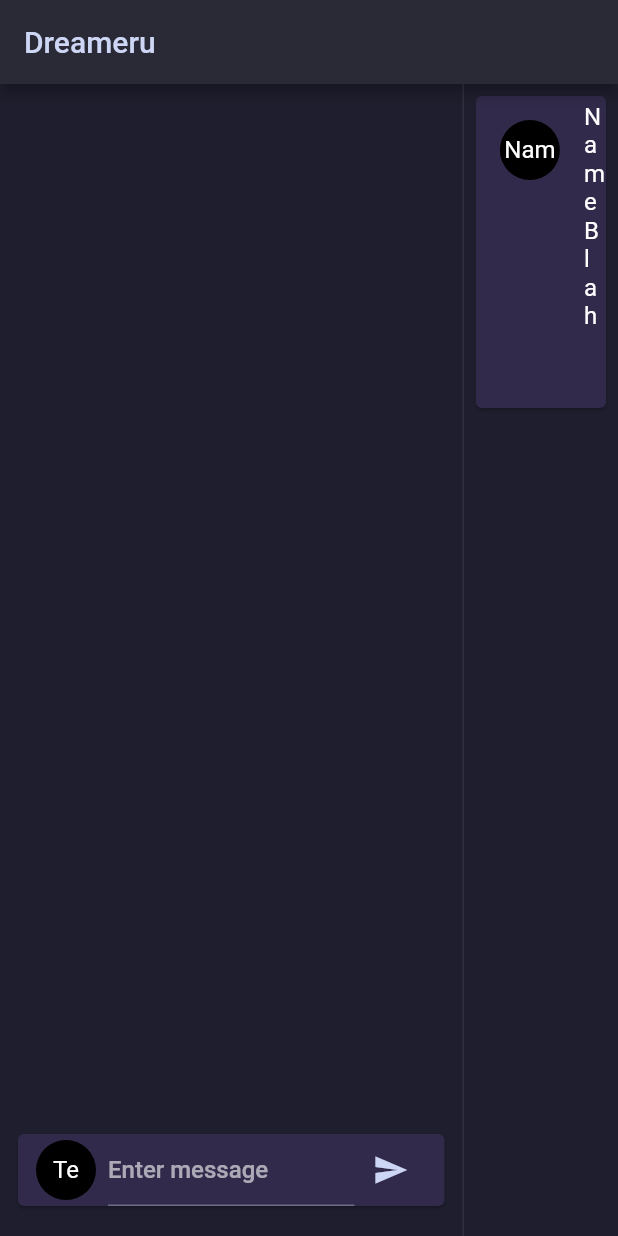
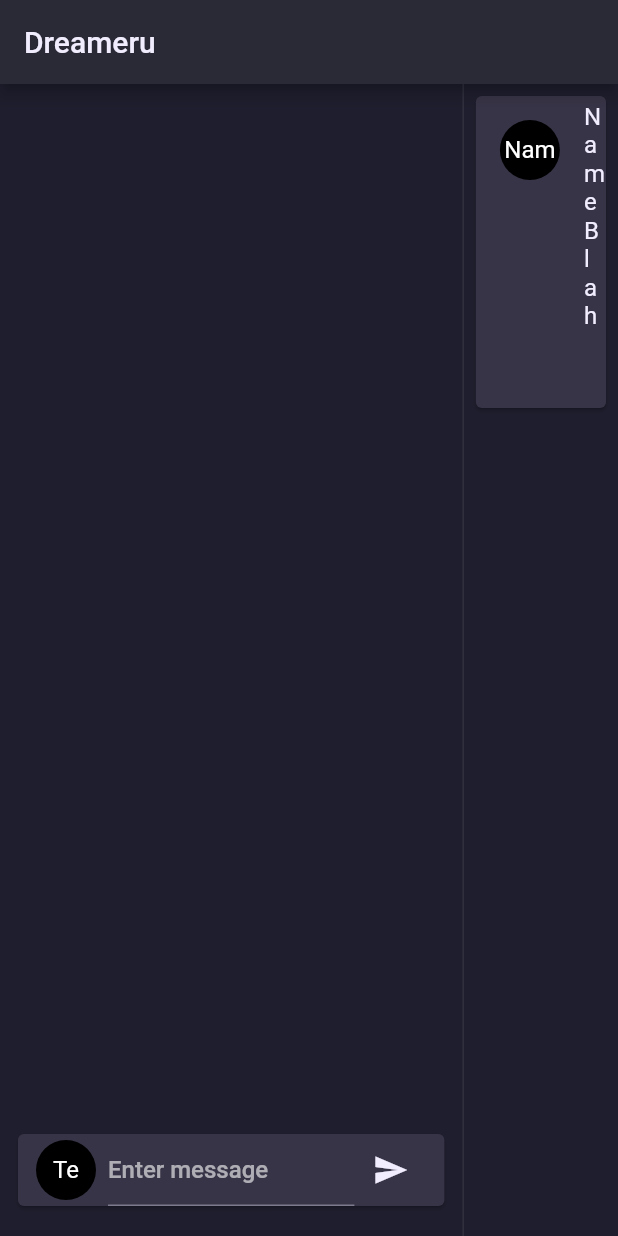
Before and after one commit to BenignPhantasm/dreameru_flutter, a Flutter app: the screen it shows after launch, on a phone screen of 412 x 824 dp. Run offline on Flutter 3.47's test engine with Material 2 defaults, Android fonts, the light colour scheme and no system bars; our stand-ins replace flutter_riverpod.

Commit message:
Colour fixing and getting riverpod to work oh my

```diff
--- a/lib/character_list.dart
+++ b/lib/character_list.dart
@@ -1,4 +1,6 @@
+import 'package:dreameru_flutter/main.dart';
 import 'package:flutter/material.dart';
+import 'package:flutter_riverpod/flutter_riverpod.dart';
 import 'theme.dart';
 
 class Character {
@@ -15,16 +17,12 @@ class Character {
   });
 }
 
-class CharacterList extends StatelessWidget {
-  final List<Character> characters;
-
-  const CharacterList({
-    Key? key,
-    required this.characters,
-  }) : super(key: key);
+class CharacterList extends ConsumerWidget {
+  const CharacterList({Key? key}) : super(key: key);
 
   @override
-  Widget build(BuildContext context) {
+  Widget build(BuildContext context, WidgetRef ref) {
+    List<Character> characters = ref.watch(characterListProvider);
     return ListView.builder(
       itemCount: characters.length,
       itemBuilder: (_, index) => CharacterCard(character: characters[index]),
@@ -32,25 +30,31 @@ class CharacterList extends StatelessWidget {
   }
 }
 
-class CharacterCard extends StatelessWidget {
-  final Character character;
-
+class CharacterCard extends ConsumerStatefulWidget {
   const CharacterCard({
     Key? key,
     required this.character,
   }) : super(key: key);
 
+  final Character character;
+
+  @override
+  CharacterCardState createState() => CharacterCardState();
+}
+
+class CharacterCardState extends ConsumerState<CharacterCard> {
   @override
   Widget build(BuildContext context) {
     return Card(
       margin: const EdgeInsets.all(8),
       child: ListTile(
         leading: CircleAvatar(
-          // The avatar could be an icon or image. Here's an example using initials.
-          child: Text(
-              character.name.isNotEmpty ? character.name.substring(0, 3) : '?'),
+          child: Text(widget.character.name.isNotEmpty
+              ? widget.character.name.substring(0, 3)
+              : '?'),
         ),
-        title: Text(character.name),
+        title: Text(widget.character.name,
+            style: const TextStyle(color: Color(pastelLightLavender))),
         subtitle: Row(
           children: [
             OutlinedButton(
@@ -63,7 +67,7 @@ class CharacterCard extends StatelessWidget {
             IconButton(
               icon: const Icon(Icons.settings),
               onPressed: () => _characterEditDialog(context),
-              color: const Color(pastelLavender),
+              color: const Color(pastelLightLavender),
             )
           ],
         ),
@@ -73,15 +77,61 @@ class CharacterCard extends StatelessWidget {
   }
 
   Future<void> _characterEditDialog(BuildContext context) {
+    final TextEditingController characterNameController =
+        TextEditingController(text: widget.character.name);
+    final TextEditingController characterBackgroundController =
+        TextEditingController(text: widget.character.background);
+    final TextEditingController characterGenderController =
+        TextEditingController(text: widget.character.gender);
+    final TextEditingController characterPersonalityController =
+        TextEditingController(text: widget.character.personality);
+
+    void saveCharacter() {
+      Character newCharacter = Character(
+          name: characterNameController.text,
+          background: characterBackgroundController.text,
+          gender: characterGenderController.text,
+          personality: characterPersonalityController.text);
+
+      ref
+          .read(characterListProvider.notifier)
+          .editCharacter(widget.character, newCharacter);
+    }
+
     return showDialog(
         context: context,
         builder: (BuildContext context) {
-          return const AlertDialog(
-              title: Text("modal please"),
-              backgroundColor: Color(pastelDarkLavender),
-              content: SingleChildScrollView(
-                child: ListBody(children: [TextField()]),
-              ));
+          return AlertDialog(
+            title: const Text("Character Information"),
+            backgroundColor: const Color(pastelDarkLavender),
+            content: SingleChildScrollView(
+              child: ListBody(children: [
+                TextField(
+                    decoration: const InputDecoration(labelText: "Name"),
+                    controller: characterNameController),
+                TextField(
+                    decoration: const InputDecoration(labelText: "Gender"),
+                    controller: characterGenderController),
+                TextField(
+                    decoration:
+                        const InputDecoration(labelText: "Personality Traits"),
+                    controller: characterPersonalityController),
+                TextField(
+                    decoration: const InputDecoration(labelText: "Background"),
+                    controller: characterBackgroundController,
+                    maxLines: null),
+              ]),
+            ),
+            actions: <Widget>[
+              TextButton(onPressed: saveCharacter, child: const Text("save")),
+              TextButton(
+                  onPressed: () {
+                    Navigator.pop(context);
+                  },
+                  child: const Text("cancel",
+                      style: TextStyle(color: Color(pastelRed)))),
+            ],
+          );
         });
   }
 }
--- a/lib/main.dart
+++ b/lib/main.dart
@@ -1,18 +1,54 @@
 import 'package:flutter/material.dart';
+import 'package:flutter_riverpod/flutter_riverpod.dart';
 import 'message_input_field.dart';
 import 'theme.dart';
 import 'conversation.dart';
 import 'character_list.dart';
 
-void main() {
-  runApp(const Dreameru());
+class CharacterListNotifier extends StateNotifier<List<Character>> {
+  //Map<Character, int> characterMap = {};
+
+  CharacterListNotifier() : super([]) {
+    addCharacter(Character(
+        name: "Name Blah",
+        background: "background blah",
+        gender: "gender blah",
+        personality: "personality blah"));
+  }
+
+  void addCharacter(Character character) {
+    state = [...state, character];
+  }
+
+  void removeCharacter(Character character) {
+    return;
+  }
+
+  void editCharacter(Character character, Character newCharacter) {
+    state = state.map((currChar) {
+      if (currChar == character) {
+        return newCharacter;
+      }
+      return currChar;
+    }).toList();
+    return;
+  }
 }
 
-class Dreameru extends StatelessWidget {
+final characterListProvider =
+    StateNotifierProvider<CharacterListNotifier, List<Character>>((ref) {
+  return CharacterListNotifier();
+});
+
+void main() {
+  runApp(const ProviderScope(child: Dreameru()));
+}
+
+class Dreameru extends ConsumerWidget {
   const Dreameru({super.key});
 
   @override
-  Widget build(BuildContext context) {
+  Widget build(BuildContext context, WidgetRef ref) {
     return MaterialApp(
       theme: darkTheme,
       home: ChatScreen(key: GlobalKey()),
@@ -28,13 +64,6 @@ class ChatScreen extends StatefulWidget {
 
 class ChatScreenState extends State<ChatScreen> {
   final List<String> _messages = [];
-  final List<Character> _characters = [
-    Character(
-        name: "Name Blah",
-        background: "background blah",
-        gender: "gender blah",
-        personality: "personality blah")
-  ];
   final TextEditingController _textController = TextEditingController();
   final FocusNode _focusNode = FocusNode();
   var re = RegExp(r"\s*\n\s*");
@@ -72,7 +101,7 @@ class ChatScreenState extends State<ChatScreen> {
           ),
         ),
         const VerticalDivider(width: 1),
-        Expanded(flex: 1, child: CharacterList(characters: _characters))
+        const Expanded(flex: 1, child: CharacterList())
       ]),
     );
   }
--- a/lib/message_input_field.dart
+++ b/lib/message_input_field.dart
@@ -61,7 +61,7 @@ class _MessageInputFieldState extends State<MessageInputField> {
           IconButton(
             icon: const Icon(Icons.send),
             onPressed: () => widget.onSubmitted(widget.controller.text),
-            color: const Color(pastelLavender),
+            color: const Color(pastelLightLavender),
           ),
         ],
       ),
--- a/lib/theme.dart
+++ b/lib/theme.dart
@@ -2,18 +2,21 @@ import 'package:flutter/material.dart';
 
 const pastelDarkBlue = 0xFF1E1E2E;
 const pastelDarkLavender = 0xFF2A2A37;
-const pastelDarkPlum = 0xFF312A4A;
-const pastelDarkSlatePurple = 0xFF423B58;
-const pastelDeepPurple = 0xFFA991F7;
-const pastelLavender = 0xFFCDD6F4;
+const pastelMutedPurple = 0xFF383447;
+const pastelLightLavender = 0xFFF1EDFF; // Hue is 254 out of 360 degrees
+const pastelGreen = 0xFFA6E3A1;
+//const pastelGreen = 0xFFA6F373;
 const pastelPink = 0xFFF5C2E7;
 const pastelSkyBlue = 0xFF89DCEB;
 const pastelRed = 0xFFF28B82;
-const pastelOrange = 0xFFFFB374;
-const pastelMint = 0xFF94E2D5;
-const pastelGreen = 0xFFA6E3A1;
 const pastelYellow = 0xFFFAE3B0;
 const pastelLightPurple = 0xFFC8BAF7;
+//const pastelDarkPlum = 0xFF312A4A;
+//const pastelDarkSlatePurple = 0xFF423B58;
+//const pastelDeepPurple = 0xFFA991F7;
+//const pastelLavender = 0xFFCDD6F4;
+//const pastelOrange = 0xFFFFB374;
+//const pastelMint = 0xFF94E2D5;
 
 ColorScheme myAppColorScheme = const ColorScheme(
   // Dark theme base colors
@@ -23,7 +26,7 @@ ColorScheme myAppColorScheme = const ColorScheme(
 
   // Primary color used for AppBar, FloatingActionButtons, and more
   primary: Color(pastelLightPurple),
-  onPrimary: Color(pastelLavender),
+  onPrimary: Color(pastelLightLavender),
 
   // Secondary color for widgets like FloatingActionButton, Switch, etc.
   secondary: Color(pastelSkyBlue),
@@ -38,8 +41,8 @@ ColorScheme myAppColorScheme = const ColorScheme(
   // primaryVariant: Color(pastelLightPurple),
 
   // Background/text contrast
-  onBackground: Color(pastelLavender),
-  onSurface: Color(pastelLavender),
+  onBackground: Color(pastelLightLavender),
+  onSurface: Color(pastelLightLavender),
 
   // Additional accent colors
   tertiary: Color(pastelPink),
@@ -55,13 +58,13 @@ ColorScheme myAppColorScheme = const ColorScheme(
 
 ThemeData darkTheme = ThemeData(
   colorScheme: myAppColorScheme,
-  cardTheme: const CardTheme(color: Color(pastelDarkPlum)),
+  cardTheme: const CardTheme(color: Color(pastelMutedPurple)),
   scaffoldBackgroundColor:
       const Color(pastelDarkBlue), // Dark background for screens
   textTheme: const TextTheme(
-    bodyLarge: TextStyle(color: Color(pastelLavender), fontSize: 16),
-    bodyMedium: TextStyle(color: Color(pastelLavender)),
-    bodySmall: TextStyle(color: Color(pastelLavender)),
-    labelLarge: TextStyle(color: Color(pastelLavender)),
+    bodyLarge: TextStyle(color: Color(pastelLightLavender), fontSize: 16),
+    bodyMedium: TextStyle(color: Color(pastelLightLavender)),
+    bodySmall: TextStyle(color: Color(pastelLightLavender)),
+    labelLarge: TextStyle(color: Color(pastelLightLavender)),
   ),
 );
```
